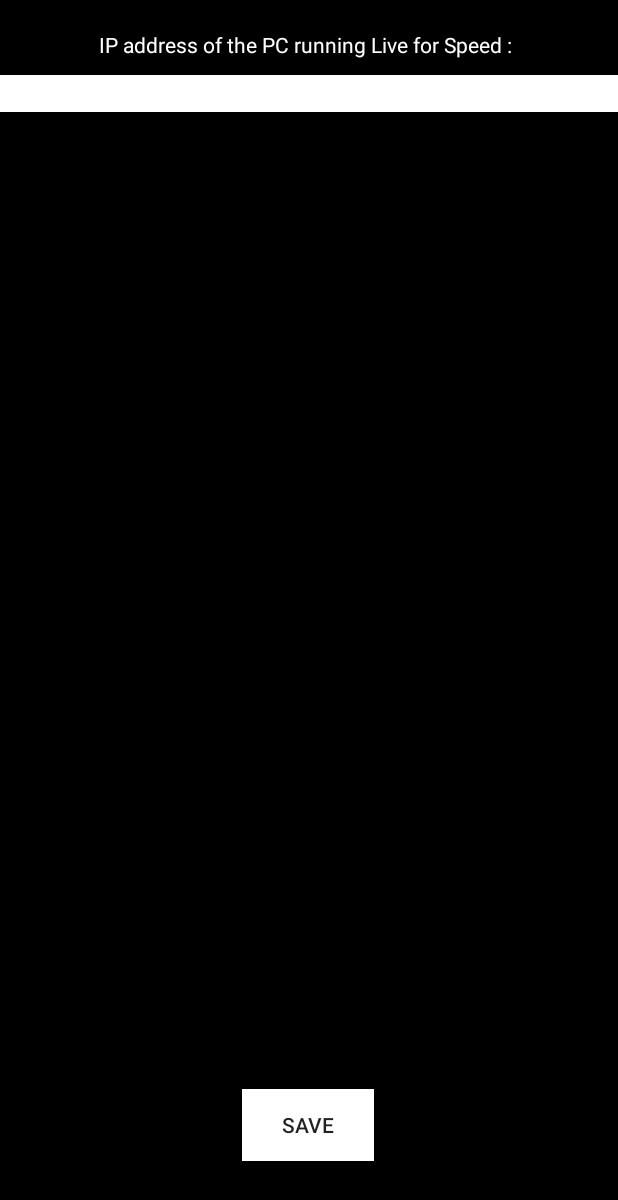
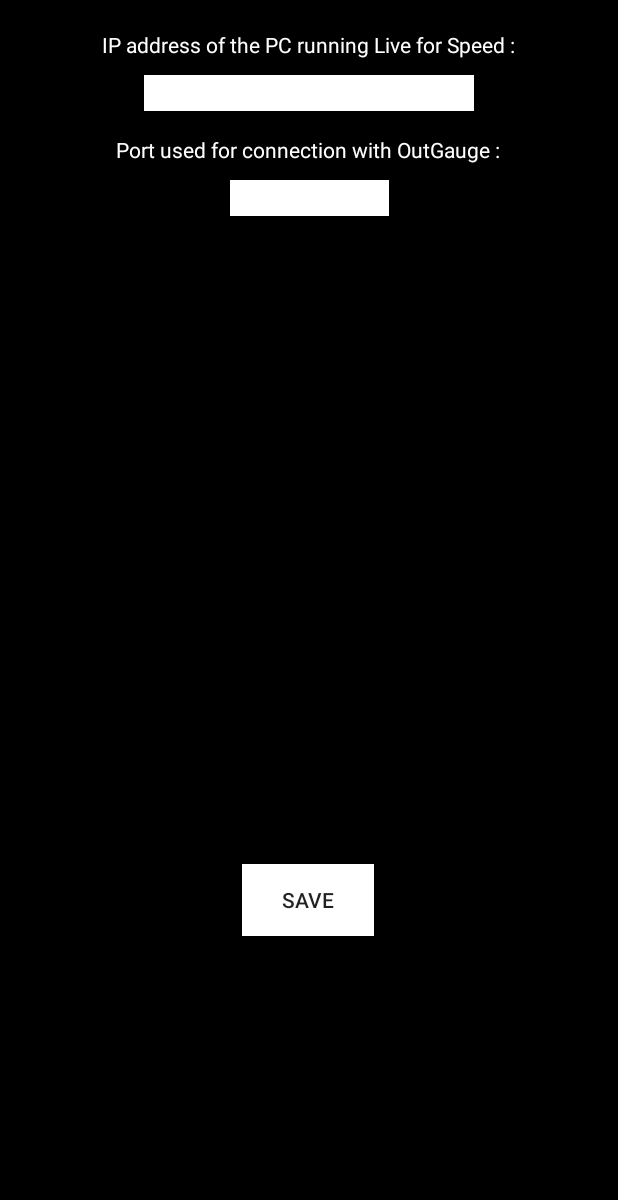
Before and after one commit to Clem0908/SmartDash, an Android app built with Jetpack Compose: the screen it shows after launch (Settings), after a tap on "SETTINGS", on a phone screen of 412 x 824 dp. Shown: the top 1200 px of the screen. Run offline under Robolectric (Android 15) with nearby library versions, the phone set to English and light mode, and no system bars.

Commit message:
connection import de Java, reste que ça fonctionne et affiche

```diff
--- a/app/src/main/java/org/clement/smartdash/MainActivity.kt
+++ b/app/src/main/java/org/clement/smartdash/MainActivity.kt
@@ -1,15 +1,18 @@
 package org.clement.smartdash
 
+import android.content.Context
 import android.content.Intent
 import android.os.Bundle
-import android.util.Log
 import android.widget.Button
+import android.widget.TextView
+import android.widget.Toast
 import androidx.activity.ComponentActivity
-import androidx.constraintlayout.widget.ConstraintLayout
-import android.widget.RelativeLayout
-import android.widget.Toast
-import androidx.compose.runtime.Composable
-import androidx.compose.ui.tooling.preview.Preview
+import java.io.IOException
+import java.net.DatagramPacket
+import java.net.DatagramSocket
+import java.net.Inet4Address
+import java.net.InetAddress
+
 
 class MainActivity : ComponentActivity() {
 
@@ -22,5 +25,50 @@
                     val intent = Intent(this, Settings::class.java)
                     startActivity(intent)
             }
+
+        val sharedPreferences = getSharedPreferences("Settings", Context.MODE_PRIVATE)
+        val addrStr = sharedPreferences.getString("userIP", "127.0.0.1")
+        val addr: InetAddress = InetAddress.getByName(addrStr) as InetAddress
+        if(addr.isAnyLocalAddress()) {
+            val port: Int = sharedPreferences.getInt("userPort", 49999)
+            val s = DatagramSocket(port, addr)
+            val buffer = ByteArray(128)
+            val p = DatagramPacket(buffer, buffer.size)
+            var data = ByteArray(128)
+
+                val connexion = findViewById<TextView>(R.id.connexion)
+                connexion.text = "$addrStr:$port"
+                s.receive(p)
+
+                Toast.makeText(this, "Connecté", Toast.LENGTH_SHORT).show()
+
+
+                val taille = p.length
+                data = p.data
+                var car = String()
+                /* for (i in 4..7) {
+                car += Char(data[i].toUShort())
+            }
+            println("Voiture : $car")
+            println("Drapaux : " + data[8] + data[9])
+            println("Rapport : " + data[10])*/
+                val vueRapport = findViewById<TextView>(R.id.vueRapport)
+                vueRapport.text = data[10].toString()
+                /*
+            println("PLID : " + data[11])
+            var asInt = (data[12].toInt() and 0xFF
+                    or (data[13].toInt() and 0xFF shl 8)
+                    or (data[14].toInt() and 0xFF shl 16)
+                    or (data[15].toInt() and 0xFF shl 24))
+            var asFloat = java.lang.Float.intBitsToFloat(asInt)
+            println("Vitesse : " + asFloat * 3.6)
+            asInt = (data[16].toInt() and 0xFF
+                    or (data[17].toInt() and 0xFF shl 8)
+                    or (data[18].toInt() and 0xFF shl 16)
+                    or (data[19].toInt() and 0xFF shl 24))
+            asFloat = java.lang.Float.intBitsToFloat(asInt)
+            println("RPMs : $asFloat")
+*/
+        }
     }
 }
--- a/app/src/main/res/layout/settings.xml
+++ b/app/src/main/res/layout/settings.xml
@@ -11,7 +11,7 @@
         android:layout_width="wrap_content"
         android:layout_height="wrap_content"
         android:layout_marginTop="20dp"
-        android:text="IP address of the PC running Live for Speed : "
+        android:text="@string/ipaddr"
         android:textColor="@color/white"
         app:layout_constraintEnd_toEndOf="parent"
         app:layout_constraintHorizontal_bias="0.496"
@@ -20,11 +20,40 @@
 
     <EditText
         android:id="@+id/Settings_IP_IP"
-        android:layout_width="match_parent"
-        android:layout_height="wrap_content"
+        android:layout_width="220dp"
+        android:layout_height="24dp"
         android:layout_marginTop="50dp"
         android:background="@color/white"
+        android:inputType="text"
+        android:maxLines="1"
+        android:textAlignment="center"
         app:layout_constraintEnd_toEndOf="parent"
+        app:layout_constraintStart_toStartOf="parent"
+        app:layout_constraintTop_toTopOf="parent" />
+
+    <TextView
+        android:id="@+id/Settings_port_text"
+        android:layout_width="wrap_content"
+        android:layout_height="wrap_content"
+        android:layout_marginTop="90dp"
+        android:text="@string/port"
+        android:textColor="@color/white"
+        app:layout_constraintEnd_toEndOf="parent"
+        app:layout_constraintHorizontal_bias="0.496"
+        app:layout_constraintStart_toStartOf="parent"
+        app:layout_constraintTop_toTopOf="parent" />
+
+    <EditText
+        android:id="@+id/Settings_port_port"
+        android:layout_width="106dp"
+        android:layout_height="24dp"
+        android:layout_marginTop="120dp"
+        android:background="@color/white"
+        android:inputType="text"
+        android:maxLines="1"
+        android:textAlignment="center"
+        app:layout_constraintEnd_toEndOf="parent"
+        app:layout_constraintHorizontal_bias="0.502"
         app:layout_constraintStart_toStartOf="parent"
         app:layout_constraintTop_toTopOf="parent" />
 
@@ -32,7 +61,7 @@
         android:id="@+id/savebutton"
         android:layout_width="wrap_content"
         android:layout_height="wrap_content"
-        android:layout_marginBottom="50dp"
+        android:layout_marginBottom="200dp"
         android:background="@color/white"
         android:text="@string/save"
         app:layout_constraintBottom_toBottomOf="parent"
--- a/app/src/main/res/values/strings.xml
+++ b/app/src/main/res/values/strings.xml
@@ -3,4 +3,7 @@
     <string name="settings">Settings</string>
     <string name="save">Save</string>
     <string name="saved">Saved</string>
+    <string name="ipaddr">IP address of the PC running Live for Speed : </string>
+    <string name="port">Port used for connection with OutGauge :</string>
+    <string name="err_port">Invalid input. Please enter a valid integer.</string>
 </resources>
```
Also changed, not shown: app/src/main/java/org/clement/smartdash/Settings.kt (+18 -7 lines), app/src/main/res/layout/activity_main.xml (+22 -0 lines), 1 other file.
